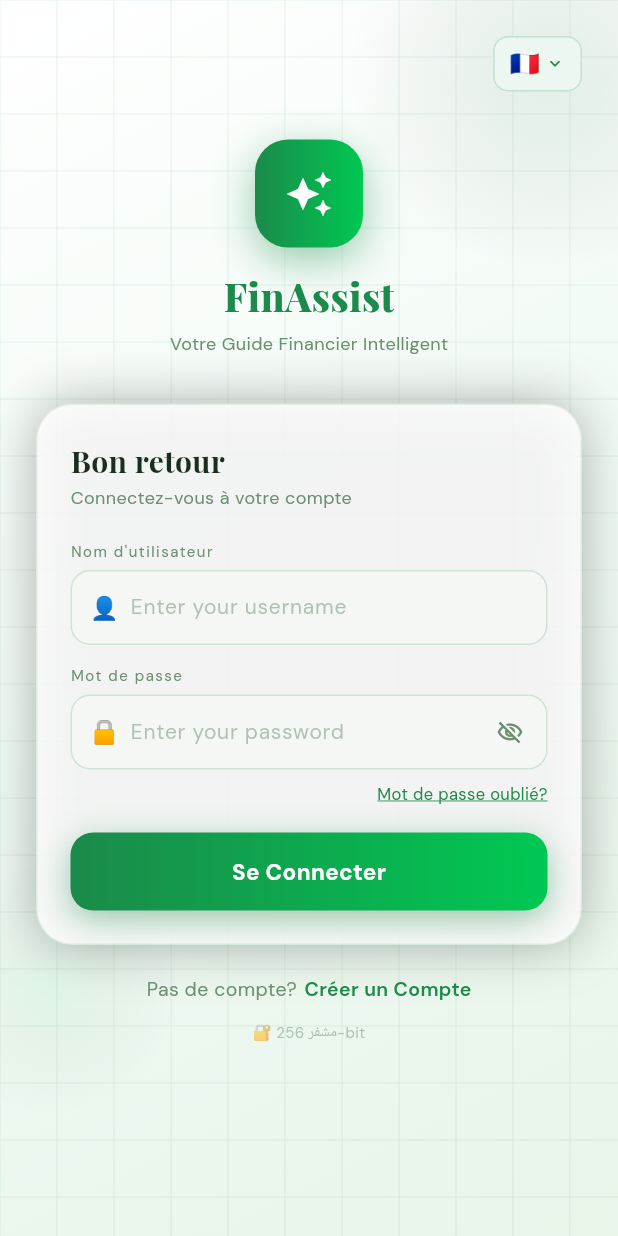
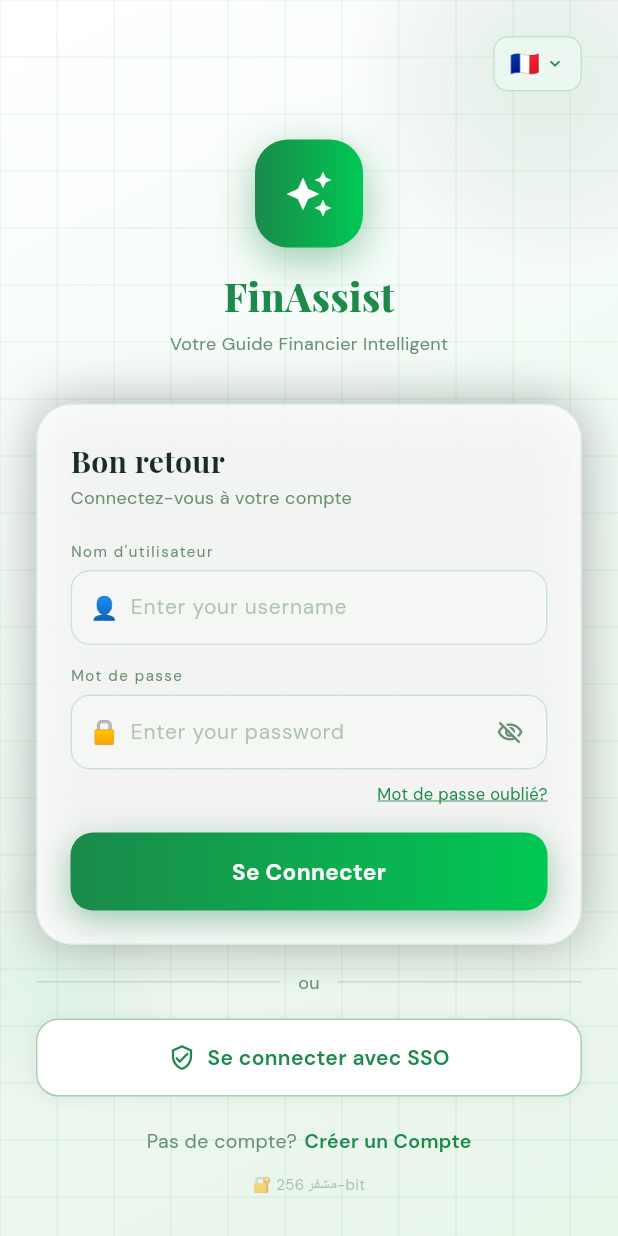
Before and after one commit to kbeidahi/fintech_chatbot, a Flutter app: the screen it shows after launch, on a phone screen of 412 x 824 dp. Run offline on Flutter 3.47's test engine with Material 3 defaults, Android fonts, the phone set to English and light mode, and no system bars; our stand-ins replace dio, flutter_secure_storage, google_fonts; missing offline and left inert: dart:html, flutter_appauth.

Commit message:
Add SSO login (NovaGard OAuth2 PKCE) — web + mobile
- Web: manual PKCE via dart:html, handles ?code= callback on startup
- Mobile: flutter_appauth with authorizeAndExchangeCode
- Conditional imports (sso_web_impl / sso_platform_impl) for platform split
- SSO button added to login screen (AR/FR/EN)
- Registered OAuth2 client on NovaGard SSO
- Redirect URIs: localhost variants + GitHub Pages

Co-Authored-By: Claude Sonnet 4.6 <noreply@anthropic.com>

```diff
--- a/flutter_app/lib/main.dart
+++ b/flutter_app/lib/main.dart
@@ -3,7 +3,11 @@ import 'dart:ui';
 import 'package:flutter/material.dart';
 import 'package:google_fonts/google_fonts.dart';
 import 'services/api_service.dart';
-void main() => runApp(const FinAssistApp());
+import 'services/sso_service.dart';
+void main() async {
+  WidgetsFlutterBinding.ensureInitialized();
+  runApp(const FinAssistApp());
+}
 
 // ── Colors ────────────────────────────────────────────────────────────────────
 class C {
@@ -535,9 +539,20 @@ class _FinAssistAppState extends State<FinAssistApp> {
   String _screen = 'login';
   int _tab = 0; // 0=chat, 1=wallet
 
+  @override
+  void initState() {
+    super.initState();
+    _checkSsoCallback();
+  }
+
+  Future<void> _checkSsoCallback() async {
+    final userInfo = await ssoService.checkWebCallback();
+    if (userInfo != null && mounted) _nav('main');
+  }
+
   void _setLang(String l) => setState(() => _lang = l);
   void _nav(String s) => setState(() => _screen = s);
-  void _logout() { apiService.logout(); _nav('login'); }
+  void _logout() { apiService.logout(); ssoService.logout(); _nav('login'); }
 
   Future<void> _login() async {
     final hasPin = await apiService.hasPinSet();
@@ -1016,9 +1031,27 @@ class LoginPage extends StatefulWidget {
 
 class _LoginState extends State<LoginPage> {
   final _u = TextEditingController(); final _p = TextEditingController();
-  bool _loading = false, _obscure = true; String? _error;
+  bool _loading = false, _ssoLoading = false, _obscure = true; String? _error;
   bool get _isAr => widget.lang == 'ar';
   String t(String k) => T.get(widget.lang, k);
+
+  Future<void> _ssoLogin() async {
+    setState(() { _ssoLoading = true; _error = null; });
+    final userInfo = await ssoService.login();
+    if (!mounted) return;
+    if (userInfo != null) {
+      widget.onSuccess();
+    } else {
+      setState(() {
+        _ssoLoading = false;
+        _error = _isAr
+            ? 'فشل تسجيل الدخول عبر SSO. حاول مرة أخرى.'
+            : widget.lang == 'fr'
+                ? 'Échec de la connexion SSO. Réessayez.'
+                : 'SSO login failed. Please try again.';
+      });
+    }
+  }
 
   void _submit() async {
     if (_u.text.isEmpty || _p.text.isEmpty) return;
@@ -1276,6 +1309,39 @@ class _LoginState extends State<LoginPage> {
             GoldBtn(label: _loading ? (_isAr ? 'جاري الدخول...' : widget.lang == 'fr' ? 'Connexion...' : 'Signing in...') : t('login'),
               loading: _loading, onTap: _submit),
           ])),
+        const SizedBox(height: 16),
+        Row(children: [
+          Expanded(child: Divider(color: C.muted.withOpacity(0.25))),
+          Padding(padding: const EdgeInsets.symmetric(horizontal: 12),
+            child: Text(_isAr ? 'أو' : widget.lang == 'fr' ? 'ou' : 'or',
+              style: GoogleFonts.dmSans(color: C.muted, fontSize: 12))),
+          Expanded(child: Divider(color: C.muted.withOpacity(0.25))),
+        ]),
+        const SizedBox(height: 16),
+        GestureDetector(
+          onTap: (_loading || _ssoLoading) ? null : _ssoLogin,
+          child: Container(
+            width: double.infinity, height: 52,
+            decoration: BoxDecoration(
+              color: C.surface,
+              borderRadius: BorderRadius.circular(15),
+              border: Border.all(color: C.gold.withOpacity(0.4)),
+              boxShadow: [BoxShadow(color: Colors.black.withOpacity(0.06), blurRadius: 10)],
+            ),
+            child: Center(child: _ssoLoading
+              ? SizedBox(width: 22, height: 22, child: CircularProgressIndicator(color: C.gold, strokeWidth: 2.5))
+              : Row(mainAxisSize: MainAxisSize.min, children: [
+                  Icon(Icons.verified_user_outlined, color: C.gold, size: 18),
+                  const SizedBox(width: 8),
+                  Text(
+                    _isAr ? 'تسجيل الدخول عبر SSO'
+                        : widget.lang == 'fr' ? 'Se connecter avec SSO'
+                        : 'Sign in with SSO',
+                    style: GoogleFonts.dmSans(color: C.gold, fontSize: 14, fontWeight: FontWeight.w600),
+                  ),
+                ])),
+          ),
+        ),
         const SizedBox(height: 20),
         Row(mainAxisAlignment: MainAxisAlignment.center, children: [
           Text(t('noAccount'), style: GoogleFonts.dmSans(color: C.muted, fontSize: 13)),
@@ -1317,7 +1383,8 @@ class _RegisterState extends State<RegisterPage> {
     if (registered) {
       loggedIn = await apiService.isLoggedIn;
       if (!loggedIn) {
-        loggedIn = await apiService.login(_u.text.trim(), _p.text);
+        final err = await apiService.login(_u.text.trim(), _p.text);
+        loggedIn = err == null;
       }
     }
     if (!mounted) return;
--- /dev/null
+++ b/flutter_app/lib/services/sso_service.dart
@@ -0,0 +1,14 @@
+import 'sso_platform_impl.dart'
+    if (dart.library.html) 'sso_web_impl.dart';
+
+class SsoService {
+  Future<Map<String, dynamic>?> login() => platformSsoLogin();
+  Future<void> logout() => platformSsoLogout();
+  Future<bool> get isLoggedIn => platformSsoIsLoggedIn;
+
+  /// Checks for a SSO callback in the URL on web startup.
+  /// Returns userInfo map if a code was exchanged, null otherwise.
+  Future<Map<String, dynamic>?> checkWebCallback() => handleWebCallback();
+}
+
+final ssoService = SsoService();
--- a/flutter_app/pubspec.yaml
+++ b/flutter_app/pubspec.yaml
@@ -12,6 +12,9 @@ dependencies:
     sdk: flutter
   dio: ^5.4.3+1
   flutter_secure_storage: ^9.2.2
+  flutter_appauth: ^6.0.0
+  http: ^1.1.0
+  crypto: ^3.0.3
   google_fonts: ^6.2.1
   intl: ^0.19.0
   cupertino_icons: ^1.0.6
```
Also changed, not shown: flutter_app/lib/services/sso_platform_impl.dart (added, +68 -0 lines), flutter_app/lib/services/sso_web_impl.dart (added, +114 -0 lines), flutter_app/pubspec.lock, 23 other files.
